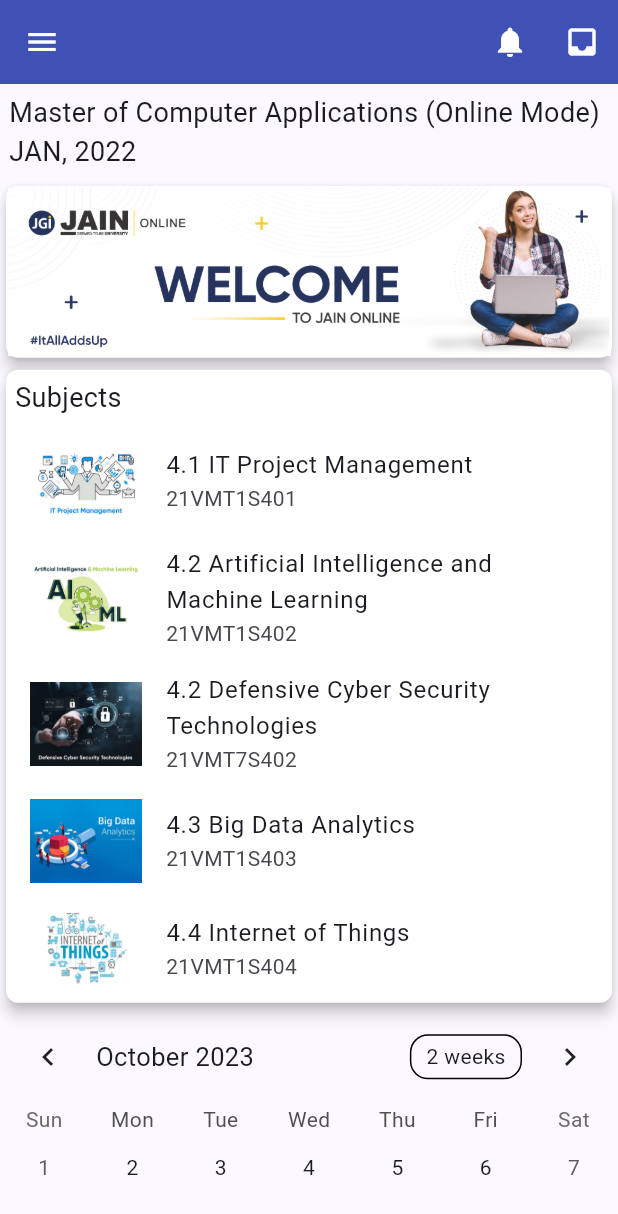
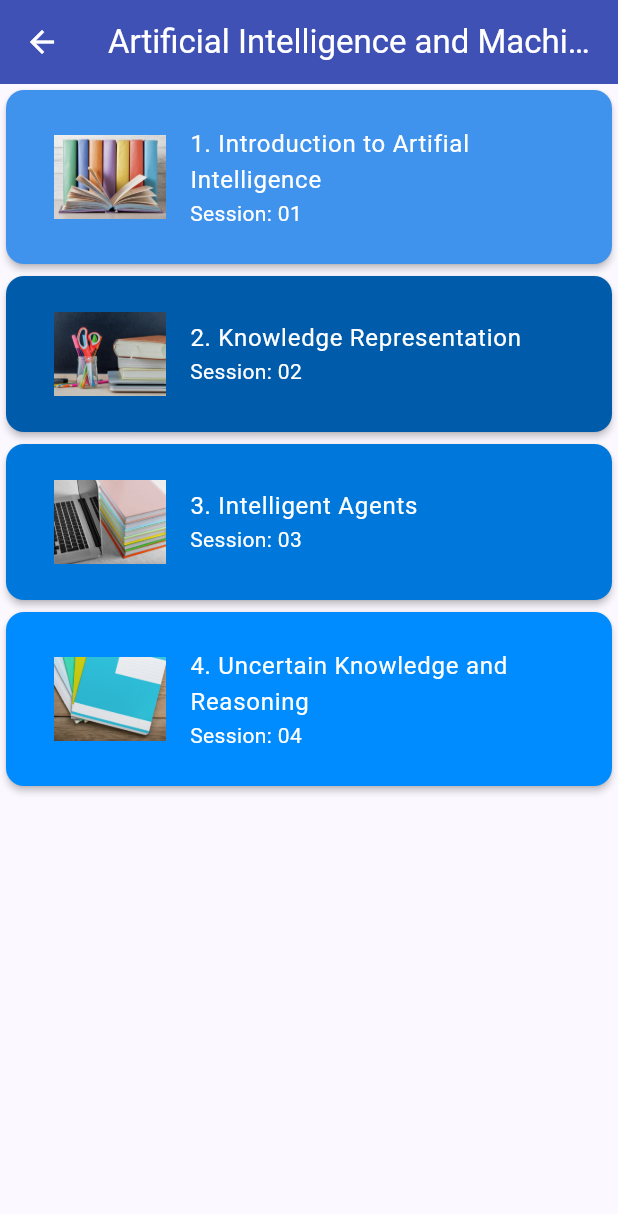
Before and after one commit to TutorialsAndroid/LMS, a Flutter app: the HomeScreen screen opened directly, after a tap on an icon or button, on a phone screen of 412 x 824 dp. Shown: the top 1214 px of the screen. Run offline on Flutter 3.47's test engine with Material 2 defaults, Android fonts, the phone set to English and light mode, and no system bars; drawn by our look-alikes of table_calendar; our stand-ins replace percent_indicator.

Commit message:
Added AI&ML Recorded Session UI

```diff
--- a/lib/home_screen.dart
+++ b/lib/home_screen.dart
@@ -4,6 +4,7 @@ import 'package:lms/inbox_screen.dart';
 import 'package:lms/join_lecture.dart';
 import 'package:lms/main.dart';
 import 'package:lms/notifications_screen.dart';
+import 'package:lms/recorded_sessions_screens/ai_ml.dart';
 import 'package:lms/recorded_sessions_screens/it_project_management.dart';
 
 import 'my_calendar_widget.dart';
@@ -180,7 +181,10 @@ class _HomeScreenState extends State<HomeScreen> {
                       title: const Text('4.2 Artificial Intelligence and Machine Learning'),
                       subtitle: const Text('21VMT1S402'),
                       onTap: () {
-                       //TODO
+                        Navigator.push(
+                            context,
+                            MaterialPageRoute(builder: (context) => const AIML(title: 'Artificial Intelligence and Machine Learning'))
+                        );
                       },
                     ),
 
--- /dev/null
+++ b/lib/recorded_sessions_screens/ai_ml.dart
@@ -0,0 +1,116 @@
+import 'package:flutter/material.dart';
+
+class AIML extends StatefulWidget {
+  final String title;
+
+  const AIML({super.key, required this.title});
+
+  @override
+  State<AIML> createState() => _AIMLScreenState();
+}
+
+class _AIMLScreenState extends State<AIML> {
+  @override
+  Widget build(BuildContext context) {
+    return Scaffold(
+        appBar: AppBar(
+          backgroundColor: Colors.indigo,
+          title: Text(
+            widget.title,
+            style: const TextStyle(color: Colors.white),
+          ),
+          leading: Builder(
+            builder: (BuildContext context) {
+              return IconButton(
+                icon: const Icon(Icons.arrow_back),
+                color: Colors.white, // Change the color here
+                onPressed: () {
+                  Navigator.of(context).pop();
+                },
+              );
+            },
+          ),
+        ),
+        body: SingleChildScrollView(
+          child: Column(
+            children: [
+              // Add more children here using a loop
+              // for (int i = 0; i < 4; i++) // Change the loop condition as needed
+              Card(
+                elevation: 2,
+                color: const Color(0xFF3F93EC),
+                child: Padding(
+                  padding: const EdgeInsets.all(16.0),
+                  child: ListTile(
+                    leading: Image.asset('assets/it_project_managment/lesson2.jpg'),
+                    title: const Text(
+                      '1. Introduction to Artifial Intelligence',
+                      style: TextStyle(color: Colors.white),
+                    ),
+                    subtitle: const Text(
+                      'Session: 01',
+                      style: TextStyle(color: Colors.white),
+                    ),
+                    onTap: () {
+                      // Add your logic here
+                    },
+                  ),
+                ),
+              ),
+
+              Card(
+                elevation: 2,
+                color: const Color(0xFF005CAB),
+                child: Padding(
+                  padding: const EdgeInsets.all(16.0),
+                  child: ListTile(
+                    leading: Image.asset('assets/it_project_managment/lesson3.jpg'),
+                    title: const Text('2. Knowledge Representation', style: TextStyle(color: Colors.white),),
+                    subtitle: const Text('Session: 02', style: TextStyle(color: Colors.white),),
+                    onTap: () {
+                      // Add your logic here
+
+                    },
+                  ),
+                ),
+              ),
+
+              Card(
+                elevation: 2,
+                color: const Color(0xFF0077DB),//#0077DB
+                child: Padding(
+                  padding: const EdgeInsets.all(16.0),
+                  child: ListTile(
+                    leading: Image.asset('assets/it_project_managment/lesson4.jpg'),
+                    title: const Text('3. Intelligent Agents', style: TextStyle(color: Colors.white),),
+                    subtitle: const Text('Session: 03',style: TextStyle(color: Colors.white),),
+                    onTap: () {
+                      // Add your logic here
+
+                    },
+                  ),
+                ),
+              ),
+
+              Card(
+                elevation: 2,
+                color: const Color(0xFF008BFF),//#008BFF
+                child: Padding(
+                  padding: const EdgeInsets.all(16.0),
+                  child: ListTile(
+                    leading: Image.asset('assets/it_project_managment/lesson5.jpg'),
+                    title: const Text('4. Uncertain Knowledge and Reasoning',style: TextStyle(color: Colors.white),),
+                    subtitle: const Text('Session: 04',style: TextStyle(color: Colors.white),),
+                    onTap: () {
+                      // Add your logic here
+
+                    },
+                  ),
+                ),
+              ),
+            ],
+          ),
+        )
+    );
+  }
+}
```
